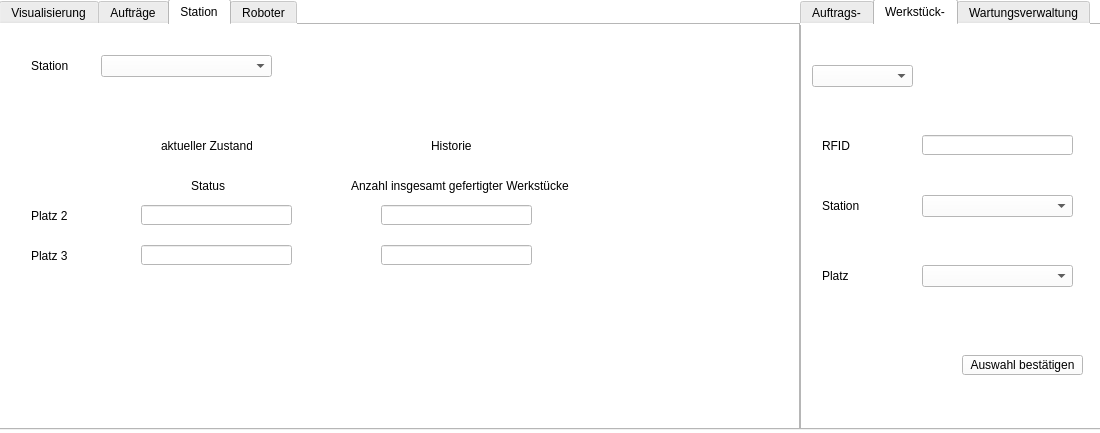
First picture: the form in mainwindow.ui, repository Sandra13579/Visualisierung, before the edit.
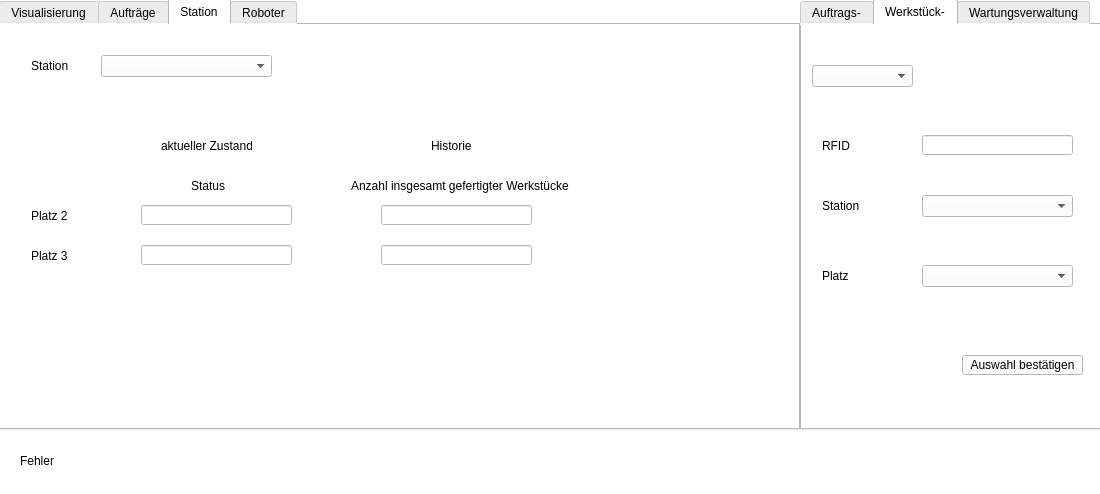
Second picture: the form after the edit. Custom widgets are drawn as their Qt base class.

Commit message: Positionsanpassung Roboter

```diff
--- a/mainwindow.ui
+++ b/mainwindow.ui
@@ -7,7 +7,7 @@
     <x>0</x>
     <y>0</y>
     <width>1100</width>
-    <height>433</height>
+    <height>494</height>
    </rect>
   </property>
   <property name="font">
@@ -981,6 +981,32 @@
      </widget>
     </widget>
    </widget>
+   <widget class="QLabel" name="label_21">
+    <property name="geometry">
+     <rect>
+      <x>20</x>
+      <y>450</y>
+      <width>41</width>
+      <height>21</height>
+     </rect>
+    </property>
+    <property name="text">
+     <string>Fehler</string>
+    </property>
+   </widget>
+   <widget class="QLabel" name="fault">
+    <property name="geometry">
+     <rect>
+      <x>100</x>
+      <y>440</y>
+      <width>431</width>
+      <height>41</height>
+     </rect>
+    </property>
+    <property name="text">
+     <string/>
+    </property>
+   </widget>
   </widget>
  </widget>
  <customwidgets>
```
The commit also changes 1 other file.
